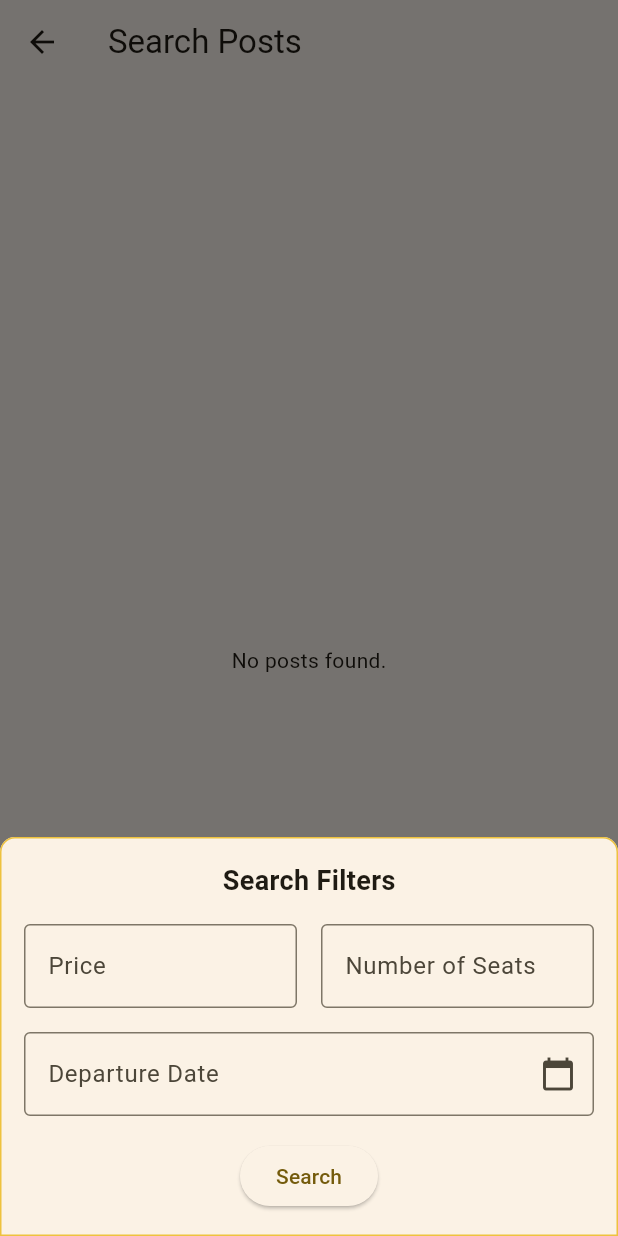
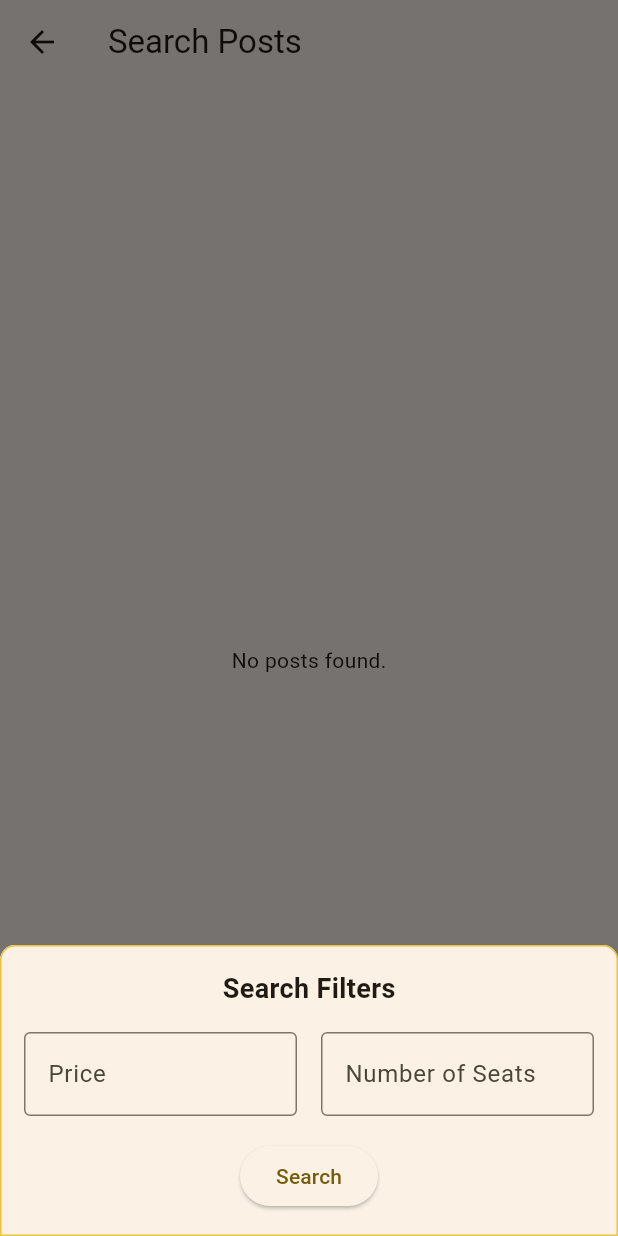
Before and after one commit to Go-Ride-Share/mobile-client, a Flutter app: the SearchPage screen opened directly, after a tap on "Filter Posts", on a phone screen of 412 x 824 dp. Run offline on Flutter 3.47's test engine with Material 3 defaults, Android fonts, the phone set to English and light mode, and no system bars; our stand-ins replace geocoding, google_maps_flutter, image_picker, shared_preferences; accounts and stored records are empty; network calls fail.

```diff
--- a/lib/pages/search_page.dart
+++ b/lib/pages/search_page.dart
@@ -88,7 +88,7 @@ class SearchPageState extends State<SearchPage> {
   //   });
   // }
 
-  void _openSearchModal() {
+void _openSearchModal() {
     showModalBottomSheet(
       context: context,
       isScrollControlled: true, // Makes the modal expandable to full height.
@@ -114,17 +114,12 @@ class SearchPageState extends State<SearchPage> {
                   const SizedBox(height: 16),
                   Row(
                     children: [
-                      Expanded(
+                      const Expanded(
                         child: TextField(
                           keyboardType: TextInputType.number,
-                          controller: _priceController,
                           decoration: const InputDecoration(
                             labelText: 'Price',
                             border: OutlineInputBorder(),
-                            focusedBorder: OutlineInputBorder(
-                              borderSide:
-                                  BorderSide(color: notYellow, width: 3.0),
-                            ),
                           ),
                         ),
                       ),
@@ -137,8 +132,7 @@ class SearchPageState extends State<SearchPage> {
                             labelText: 'Number of Seats',
                             border: OutlineInputBorder(),
                             focusedBorder: OutlineInputBorder(
-                              borderSide:
-                                  BorderSide(color: notYellow, width: 3.0),
+                              borderSide: BorderSide(color: notYellow, width: 3.0),
                             ),
                           ),
                         ),
@@ -146,27 +140,8 @@ class SearchPageState extends State<SearchPage> {
                     ],
                   ),
                   const SizedBox(height: 16),
-                  Expanded(
-                    child: TextFormField(
-                      controller: _departureDateController,
-                      readOnly: true,
-                      decoration: InputDecoration(
-                        suffixIcon: IconButton(
-                          icon: const Icon(Icons.calendar_today),
-                          onPressed: () => _selectDate(context),
-                        ),
-                        labelText: 'Departure Date',
-                        border: OutlineInputBorder(),
-                        focusedBorder: OutlineInputBorder(
-                          borderSide: BorderSide(color: notYellow, width: 3.0),
-                        ),
-                      ),
-                    ),
-                  ),
-                  const SizedBox(height: 16),
                   ElevatedButton(
                     onPressed: () {
-                      // _applyFilters();
                       Navigator.pop(context); // Close the modal
                     },
                     child: const Text('Search'),
```
